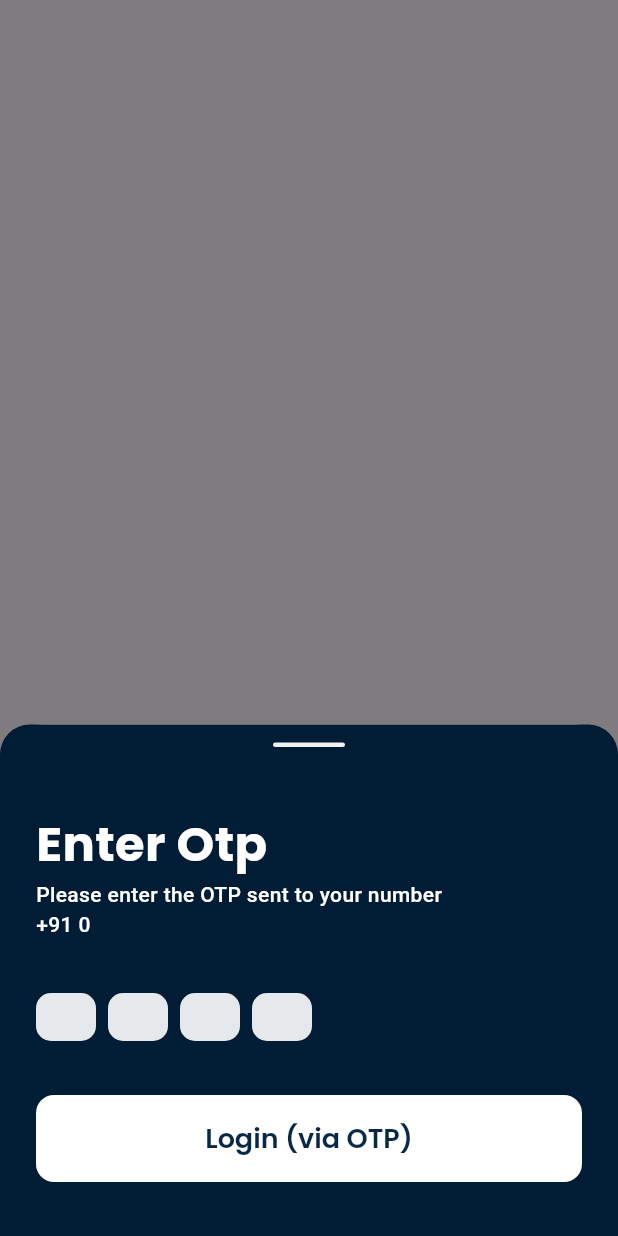
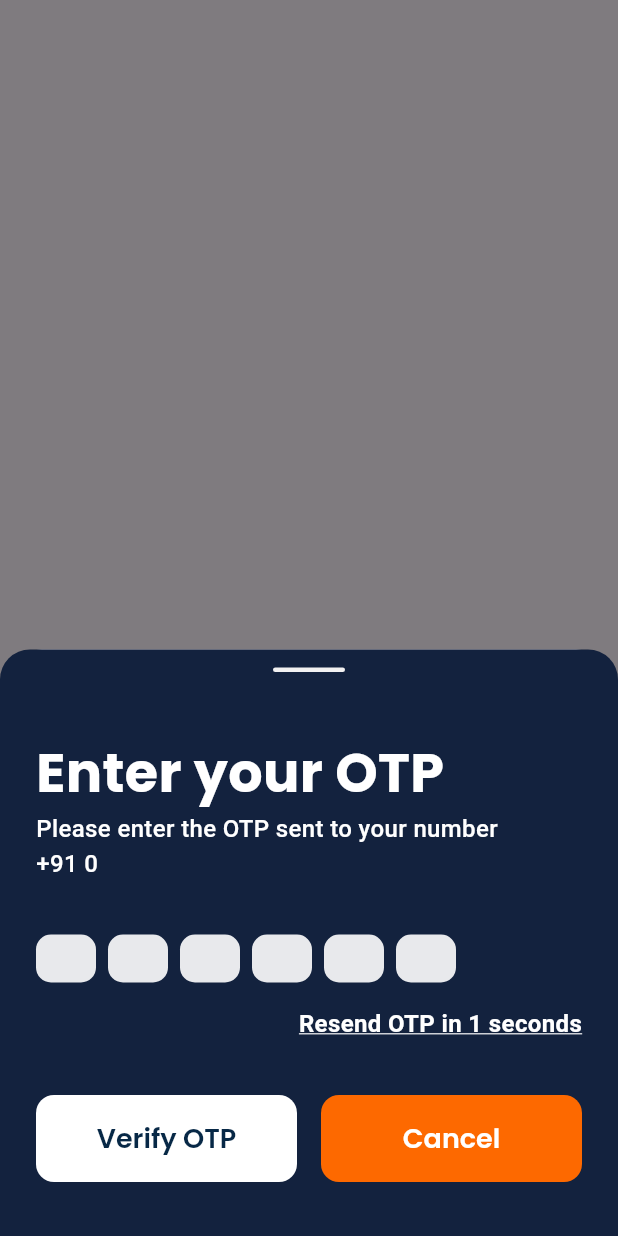
Before and after one commit to narsimha-na/track_it, a Flutter app: what otpBottomSheet() shows on an empty page, opened directly with empty values, on a phone screen of 412 x 824 dp. Run offline on Flutter 3.47's test engine with Material 3 defaults, Android fonts, the phone set to English and light mode, and no system bars; drawn by our look-alikes of pinput; our stand-ins replace carousel_slider, equatable, firebase_auth, firebase_core, firebase_database, flutter_bloc and 6 more; accounts and stored records are empty; Roboto replaces fonts that are missing (ZkBlack).

```diff
--- a/lib/core/cosntants.dart
+++ b/lib/core/cosntants.dart
@@ -14,7 +14,7 @@ class ImageFile {
 
 class CustomColors {
   static const Color blueColor = Color(0xFF072846);
-  static const Color darkBlueColor = Color.fromARGB(255, 1, 29, 54);
+  static const Color darkBlueColor = Color.fromARGB(255, 19, 34, 62);
   static const Color blackColor = Color.fromARGB(255, 7, 3, 55);
   static const Color yellowColor = Color(0xFFF7B400);
   static const Color greyColor = Color(0xFFF2F1F1);
--- a/lib/presentation/auth/presentation/screens/intro_page.dart
+++ b/lib/presentation/auth/presentation/screens/intro_page.dart
@@ -84,13 +84,12 @@ class IntroPages extends StatelessWidget {
             height: 28,
           ),
           PrimaryButton(
-            isWhite: true,
             onPressed: () {
               context.pushNamed(
                 RouterConstants.loginPage,
               );
             },
-            label: 'Create Account',
+            label: 'Get Started',
           ),
         ],
       ),
--- a/lib/presentation/auth/presentation/screens/login_page.dart
+++ b/lib/presentation/auth/presentation/screens/login_page.dart
@@ -122,7 +122,6 @@ class LoginPage extends StatelessWidget {
                 builder: (context, state) {
                   return PrimaryButton(
                     isLoading: state is AuthCubitLoading,
-                    isWhite: true,
                     onPressed: () {
                       context.read<AuthCubit>().login(
                             context: context,
--- a/lib/presentation/auth/presentation/screens/otp_page.dart
+++ b/lib/presentation/auth/presentation/screens/otp_page.dart
@@ -1,7 +1,12 @@
+import 'dart:async';
+import 'dart:developer';
+
 import 'package:flutter/material.dart';
 import 'package:flutter_bloc/flutter_bloc.dart';
+import 'package:go_router/go_router.dart';
 import 'package:pinput/pinput.dart';
 import 'package:track_it/core/cosntants.dart';
+import 'package:track_it/core/router.dart';
 import 'package:track_it/presentation/auth/cubit/auth_cubit.dart';
 import 'package:track_it/presentation/auth/data/models/user.dart';
 import 'package:track_it/presentation/widget/buttons.dart';
@@ -22,6 +27,14 @@ class OtpPage extends StatefulWidget {
 
 class _OtpPageState extends State<OtpPage> {
   final TextEditingController _otpController = TextEditingController();
+  bool isResendOtp = false;
+  int timer = 0;
+  Timer? timerVal;
+  @override
+  void initState() {
+    super.initState();
+    _reSetTimer();
+  }
 
   @override
   Widget build(BuildContext context) {
@@ -34,7 +47,8 @@ class _OtpPageState extends State<OtpPage> {
           topRight: Radius.circular(20),
         ),
       ),
-      child: Column(
+      child: BlocBuilder<AuthCubit, AuthCubitState>(builder: (context, state) {
+        return Column(
           mainAxisSize: MainAxisSize.min,
           crossAxisAlignment: CrossAxisAlignment.start,
           children: [
@@ -53,10 +67,10 @@ class _OtpPageState extends State<OtpPage> {
               ),
             ),
             const Text(
-            'Enter Otp',
+              'Enter your OTP',
               style: TextStyle(
                 fontFamily: FontFamily.poppins,
-              fontSize: 32,
+                fontSize: 36,
                 color: CustomColors.whiteColor,
                 fontWeight: FontWeight.w700,
               ),
@@ -65,18 +79,16 @@ class _OtpPageState extends State<OtpPage> {
               'Please enter the OTP sent to your number\n+91\t${widget.user.mobileNumber}',
               style: const TextStyle(
                 fontFamily: FontFamily.zk,
-              fontSize: 14,
+                fontSize: 16,
                 color: CustomColors.whiteColor,
                 fontWeight: FontWeight.w500,
               ),
             ),
             const SizedBox(height: 36),
             Pinput(
-            validator: (s) {
-              return s == '2222' ? null : 'You have entered a wrong OTP';
-            },
               pinputAutovalidateMode: PinputAutovalidateMode.onSubmit,
               controller: _otpController,
+              length: 6,
               defaultPinTheme: PinTheme(
                 padding: const EdgeInsets.fromLTRB(20, 16, 20, 16),
                 decoration: BoxDecoration(
@@ -98,26 +110,98 @@ class _OtpPageState extends State<OtpPage> {
                 color: CustomColors.orangeColor,
                 fontWeight: FontWeight.w500,
               ),
-            onChanged: (pin) {
-              setState(() {
-                pin = pin;
-              });
+            ),
+            const SizedBox(height: 16),
+            Align(
+              alignment: Alignment.centerRight,
+              child: GestureDetector(
+                onTap: () {
+                  _resendOtp();
                 },
-            onCompleted: (pin) => print(pin),
+                child: Text(
+                  isResendOtp ? 'Re-Send OTP' : 'Resend OTP in $timer seconds',
+                  style: const TextStyle(
+                    fontFamily: FontFamily.zk,
+                    fontSize: 16,
+                    decoration: TextDecoration.underline,
+                    decorationColor: CustomColors.whiteColor,
+                    color: CustomColors.whiteColor,
+                    fontWeight: FontWeight.w600,
+                  ),
+                ),
+              ),
             ),
             const SizedBox(height: 36),
-          PrimaryButton(
-            isWhite: true,
+            Row(
+              children: [
+                Expanded(
+                  child: PrimaryButton(
                     onPressed: () {
+                      _verifyOtp();
+                    },
+                    label: "Verify OTP",
+                  ),
+                ),
+                const SizedBox(width: 16),
+                Expanded(
+                  child: PrimaryButton(
+                    buttonColor: CustomColors.orangeColor,
+                    textColor: CustomColors.whiteColor,
+                    onPressed: () {
+                      context.pop();
+                    },
+                    label: "Cancel",
+                  ),
+                ),
+              ],
+            ),
+          ],
+        );
+      }),
+    );
+  }
+
+  _reSetTimer() {
+    timerVal = Timer.periodic(const Duration(seconds: 1), (timerVal) {
+      setState(() {
+        timer = timerVal.tick;
+        if (timer == 31) {
+          timerVal.cancel();
+          isResendOtp = true;
+          timer = 0;
+        }
+      });
+    });
+  }
+
+  _resendOtp() {
+    if (isResendOtp) {
+      try {
+        _reSetTimer();
+        context.read<AuthCubit>().sentOtp(
+              context: context,
+              user: widget.user,
+            );
+      } catch (e) {
+        GeneralWidgets.toast(e.toString());
+      }
+    }
+  }
+
+  _verifyOtp() {
+    if (_otpController.text.length != 6) {
+      GeneralWidgets.toast("Please enter a valid OTP");
+    } else {
       context.read<AuthCubit>().verifyOtp(
           otp: _otpController.text,
           verificationId: widget.verificationId,
-                  );
-            },
-            label: "Login (via OTP)",
-          ),
-        ],
-      ),
-    );
+          user: widget.user);
     }
   }
+
+  @override
+  void dispose() {
+    super.dispose();
+    timerVal!.cancel();
+  }
+}
--- a/lib/presentation/auth/presentation/screens/signup_page.dart
+++ b/lib/presentation/auth/presentation/screens/signup_page.dart
@@ -213,7 +213,6 @@ class _SignUpPageState extends State<SignUpPage> {
                 child: BlocBuilder<AuthCubit, AuthCubitState>(
                   builder: (context, state) {
                     return PrimaryButton(
-                      isWhite: true,
                       isLoading: state is AuthCubitLoading,
                       onPressed: () {
                         context.read<AuthCubit>().signUp(
--- a/lib/presentation/auth/presentation/widgets/bottomsheets.dart
+++ b/lib/presentation/auth/presentation/widgets/bottomsheets.dart
@@ -11,6 +11,8 @@ class AuthBottomsheets {
   }) {
     return showModalBottomSheet(
       context: context,
+      isDismissible: false,
+      enableDrag: false,
       barrierColor: Colors.black.withOpacity(0.5),
       builder: (context) => OtpPage(
         verificationId: verificationId,
--- a/lib/presentation/widget/buttons.dart
+++ b/lib/presentation/widget/buttons.dart
@@ -3,14 +3,16 @@ import 'package:lottie/lottie.dart';
 import 'package:track_it/core/cosntants.dart';
 
 class PrimaryButton extends StatelessWidget {
-  final bool isWhite;
   final Function onPressed;
   final String label;
+  final Color buttonColor;
+  final Color textColor;
   bool isLoading;
 
   PrimaryButton({
     super.key,
-    required this.isWhite,
+    this.buttonColor = CustomColors.whiteColor,
+    this.textColor = CustomColors.blueColor,
     required this.onPressed,
     required this.label,
     this.isLoading = false,
@@ -25,7 +27,7 @@ class PrimaryButton extends StatelessWidget {
       child: Container(
         height: 58,
         decoration: BoxDecoration(
-          color: isWhite ? CustomColors.whiteColor : CustomColors.blueColor,
+          color: buttonColor,
           borderRadius: BorderRadius.all(
             Radius.circular(
               12,
@@ -38,17 +40,13 @@ class PrimaryButton extends StatelessWidget {
                   height: 24,
                   width: 24,
                   child: CircularProgressIndicator(
-                    color: isWhite
-                        ? CustomColors.blueColor
-                        : CustomColors.whiteColor,
+                    color: textColor,
                   ),
                 )
               : Text(
                   label,
                   style: TextStyle(
-                    color: !isWhite
-                        ? CustomColors.whiteColor
-                        : CustomColors.blueColor,
+                    color: textColor,
                     fontSize: 18,
                     letterSpacing: 0,
                     fontFamily: FontFamily.poppins,
```
Also changed, not shown: lib/presentation/auth/cubit/auth_cubit.dart (+45 -12 lines), lib/presentation/auth/data/repo/auth_repo_impl.dart (+19 -14 lines), lib/presentation/home/home_page.dart (+5 -2 lines), 1 other file. Lines whose indentation alone changed are shown as unchanged.
